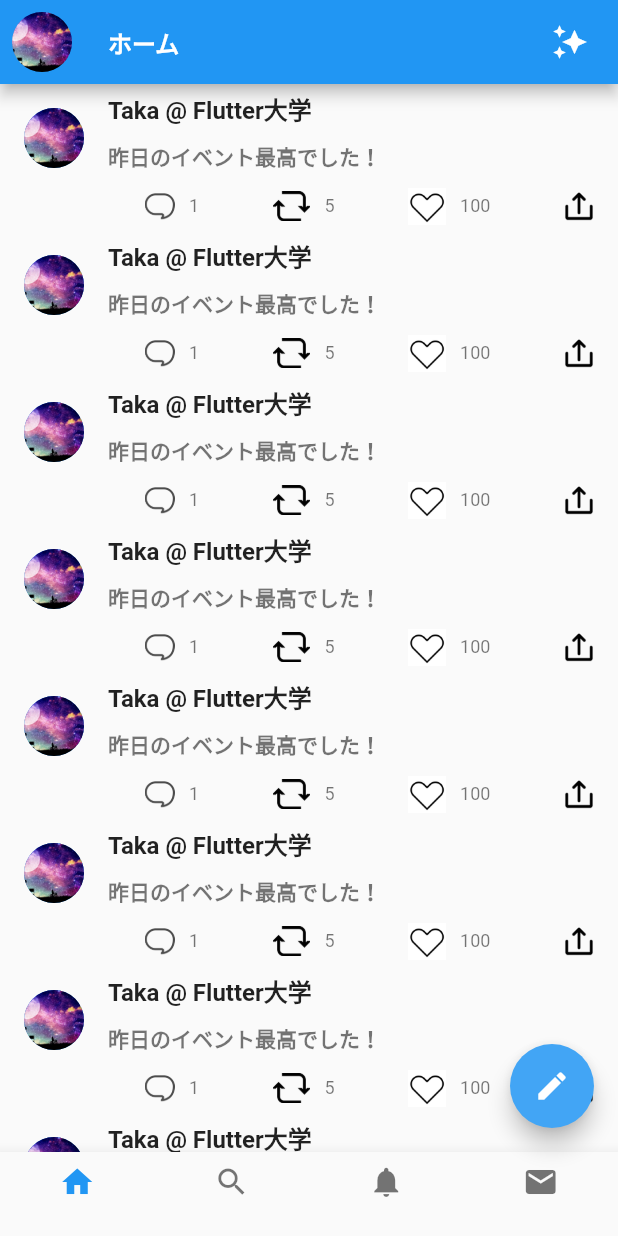
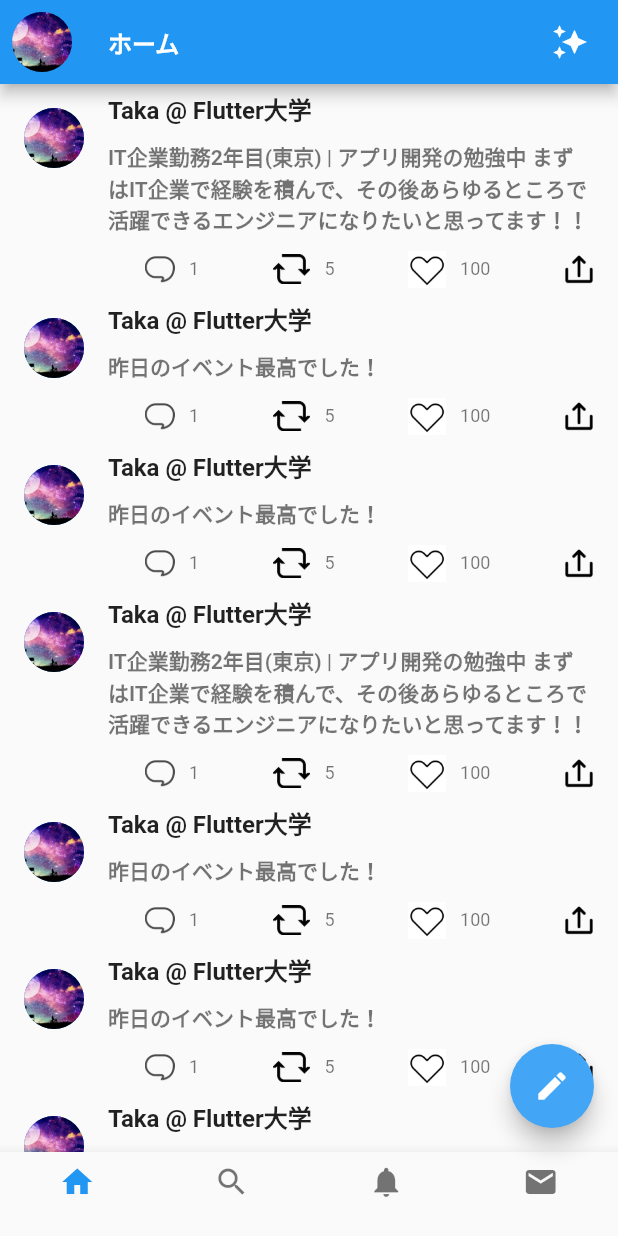
Before and after one commit to Takatoshi-ish/flutter_twitter_ui, a Flutter app: the screen it shows after launch, on a phone screen of 412 x 824 dp. Run offline on Flutter 3.47's test engine with Material 2 defaults, Android fonts, the phone set to English and light mode, and no system bars.

Commit message:
コメントで文字数の異なるものを追加

```diff
--- a/lib/main.dart
+++ b/lib/main.dart
@@ -14,6 +14,8 @@ class MyApp extends StatelessWidget {
   String userName = 'Taka @ Flutter大学';
   String date = '2022/05/05';
   String comment = '昨日のイベント最高でした！';
+  String comment2 =
+      'IT企業勤務2年目(東京) | アプリ開発の勉強中 まずはIT企業で経験を積んで、その後あらゆるところで活躍できるエンジニアになりたいと思ってます！！ITエンジニアの人と繋がりたいです！';
 
   @override
   Widget build(BuildContext context) {
@@ -54,7 +56,11 @@ class MyApp extends StatelessWidget {
           children: List.generate(
             100,
             (int index) {
-              return TweetTile(imageURL, userName, date, comment);
+              if (index % 3 == 0) {
+                return TweetTile(imageURL, userName, date, comment2);
+              } else {
+                return TweetTile(imageURL, userName, date, comment);
+              }
             },
           ),
         ),
```
